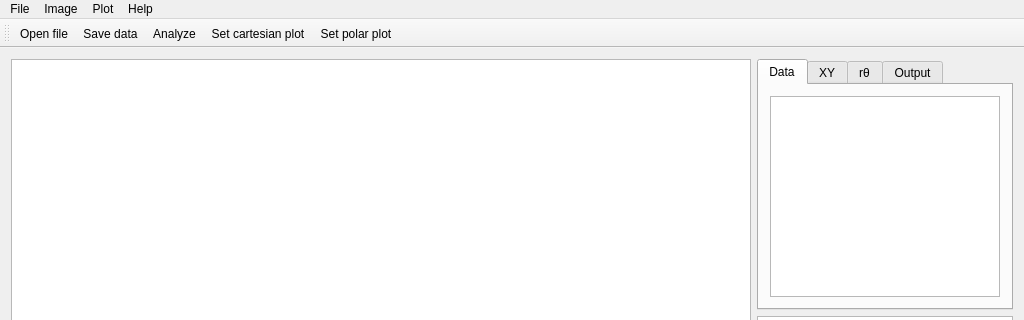
Old version of the form mainwindow.ui in the repository k61n/pltgrbr; both pictures show x 0 to 1024 and y 0 to 320 of the 1024 by 600 pixel window.
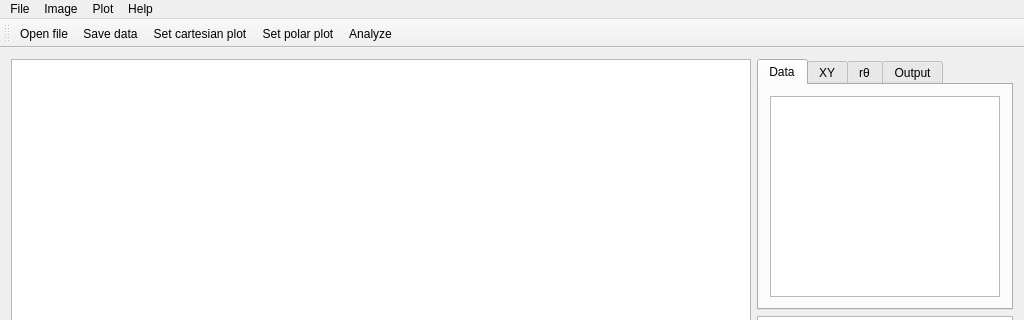
New version of the form. Icons and pictures are not drawn. Custom widgets are drawn as their Qt base class.

Diff of the .ui file:
```diff
--- a/mainwindow.ui
+++ b/mainwindow.ui
@@ -498,9 +498,9 @@
    </attribute>
    <addaction name="actionOpen_file"/>
    <addaction name="actionSave_data"/>
-   <addaction name="actionAnalyze"/>
    <addaction name="actionSet_XY"/>
    <addaction name="actionSet_polar_plot"/>
+   <addaction name="actionAnalyze"/>
   </widget>
   <widget class="QStatusBar" name="statusBar"/>
   <action name="actionOpen_file">
```
Left out of the diff: 2 changed lines with no effect on the pictures.
